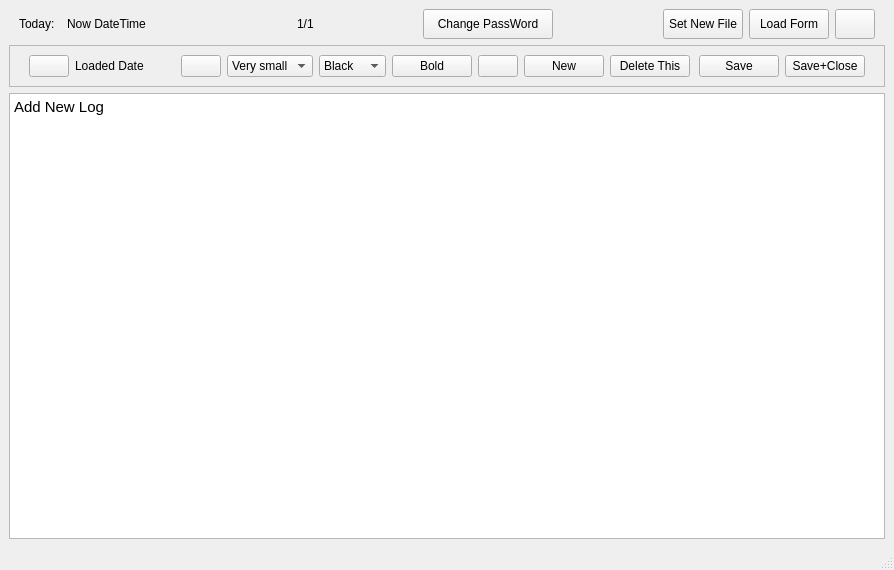
This is GUI/InsertNew.ui in Mubshr07/SecuredDiary as Qt 5 draws it before an edit. The edited form follows.
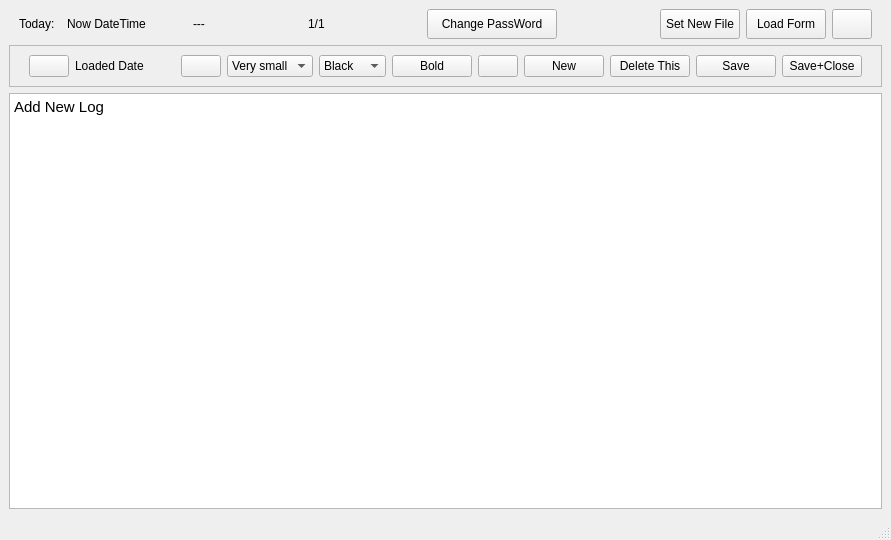
This is the edited form. Icons and pictures are not drawn.

Commit message: saving EventFilter and dragging whole window on mouse drag event.

What changed in the file:
```diff
--- a/GUI/InsertNew.ui
+++ b/GUI/InsertNew.ui
@@ -6,8 +6,8 @@
    <rect>
     <x>0</x>
     <y>0</y>
-    <width>894</width>
-    <height>570</height>
+    <width>891</width>
+    <height>540</height>
    </rect>
   </property>
   <property name="windowTitle">
@@ -68,6 +68,13 @@
         </property>
        </widget>
       </item>
+      <item>
+       <widget class="QLabel" name="lblTextValue">
+        <property name="text">
+         <string>---</string>
+        </property>
+       </widget>
+      </item>
       <item>
        <spacer name="horizontalSpacer_8">
         <property name="orientation">
```
Left out of the diff: 2 changed lines with no effect on the pictures. The commit also changes 5 other files.
